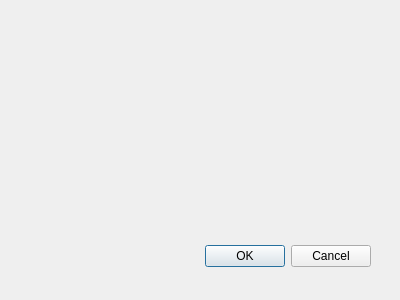
This is src/ui/window/profilemanager.ui in Skywol/Clash-Qt as Qt 5 draws it before an edit. The edited form follows.
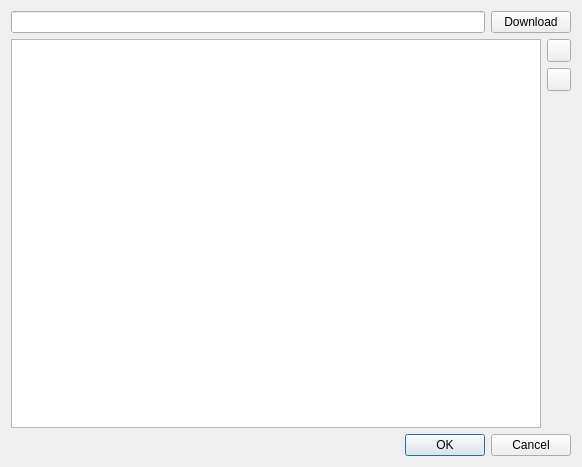
This is the edited form. Icons and pictures are not drawn.

Commit message: add profile manager

```diff
--- a/src/ui/window/profilemanager.ui
+++ b/src/ui/window/profilemanager.ui
@@ -6,29 +6,100 @@
             <rect>
                 <x>0</x>
                 <y>0</y>
-                <width>400</width>
-                <height>300</height>
+                <width>582</width>
+                <height>467</height>
             </rect>
         </property>
         <property name="windowTitle">
             <string>Profile Manager</string>
         </property>
-        <widget class="QDialogButtonBox" name="buttonBox">
-            <property name="geometry">
-                <rect>
-                    <x>30</x>
-                    <y>240</y>
-                    <width>341</width>
-                    <height>32</height>
-                </rect>
-            </property>
-            <property name="orientation">
-                <enum>Qt::Horizontal</enum>
-            </property>
-            <property name="standardButtons">
-                <set>QDialogButtonBox::Cancel|QDialogButtonBox::Ok</set>
-            </property>
-        </widget>
+        <layout class="QVBoxLayout" name="verticalLayout">
+            <item>
+                <layout class="QHBoxLayout" name="horizontalLayout">
+                    <item>
+                        <widget class="QLineEdit" name="url"/>
+                    </item>
+                    <item>
+                        <widget class="QPushButton" name="download">
+                            <property name="text">
+                                <string>Download</string>
+                            </property>
+                        </widget>
+                    </item>
+                </layout>
+            </item>
+            <item>
+                <layout class="QHBoxLayout" name="horizontalLayout_2">
+                    <item>
+                        <widget class="QTableView" name="profileTable">
+                            <property name="selectionMode">
+                                <enum>QAbstractItemView::SingleSelection</enum>
+                            </property>
+                            <property name="selectionBehavior">
+                                <enum>QAbstractItemView::SelectRows</enum>
+                            </property>
+                            <attribute name="horizontalHeaderHighlightSections">
+                                <bool>false</bool>
+                            </attribute>
+                            <attribute name="verticalHeaderVisible">
+                                <bool>false</bool>
+                            </attribute>
+                        </widget>
+                    </item>
+                    <item>
+                        <layout class="QVBoxLayout" name="verticalLayout_2">
+                            <item>
+                                <widget class="QToolButton" name="refresh">
+                                    <property name="text">
+                                        <string notr="true"/>
+                                    </property>
+                                    <property name="icon">
+                                        <iconset theme="view-refresh">
+                                            <normaloff>.</normaloff>.
+                                        </iconset>
+                                    </property>
+                                </widget>
+                            </item>
+                            <item>
+                                <widget class="QToolButton" name="remove">
+                                    <property name="text">
+                                        <string/>
+                                    </property>
+                                    <property name="icon">
+                                        <iconset theme="edit-delete">
+                                            <normaloff>.</normaloff>.
+                                        </iconset>
+                                    </property>
+                                </widget>
+                            </item>
+                            <item>
+                                <spacer name="verticalSpacer">
+                                    <property name="orientation">
+                                        <enum>Qt::Vertical</enum>
+                                    </property>
+                                    <property name="sizeHint" stdset="0">
+                                        <size>
+                                            <width>20</width>
+                                            <height>40</height>
+                                        </size>
+                                    </property>
+                                </spacer>
+                            </item>
+                        </layout>
+                    </item>
+                </layout>
+            </item>
+            <item>
+                <widget class="QDialogButtonBox" name="buttonBox">
+                    <property name="orientation">
+                        <enum>Qt::Horizontal</enum>
+                    </property>
+                    <property name="standardButtons">
+                        <set>QDialogButtonBox::Cancel|QDialogButtonBox::Ok</set>
+                    </property>
+                </widget>
+            </item>
+        </layout>
     </widget>
     <resources/>
     <connections>
```
The commit also changes 25 other files.
